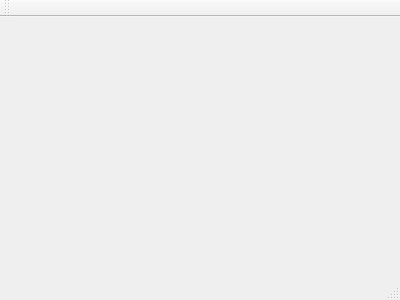
The window that CircuitoTP/mainwindow.ui (ezequiel098/Circuito) describes before a commit, drawn with Qt 5.
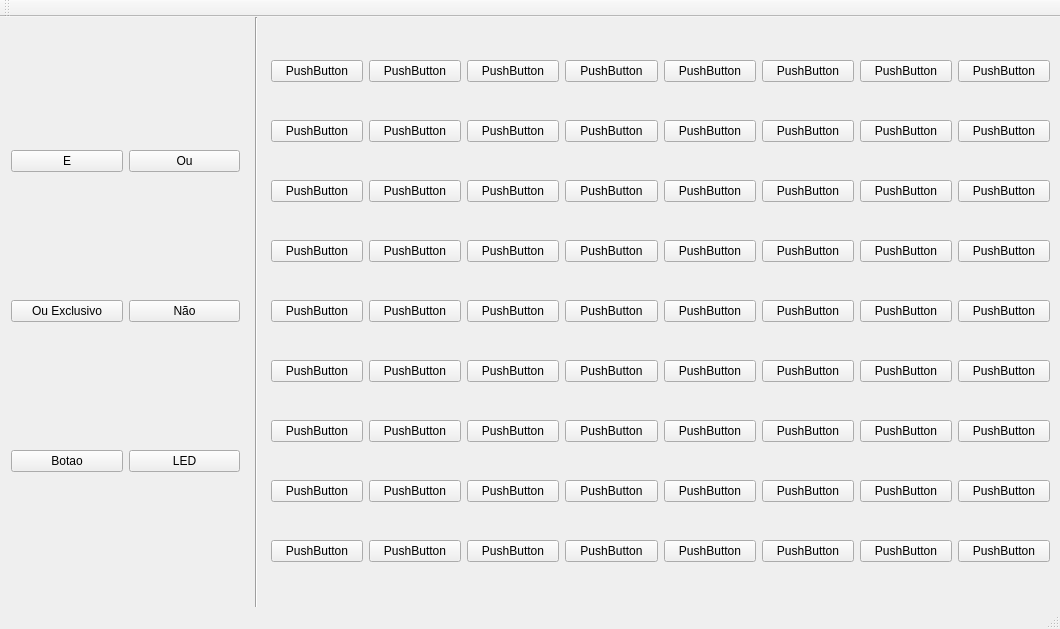
The same window after the commit.

What changed in the file:
```diff
--- a/CircuitoTP/mainwindow.ui
+++ b/CircuitoTP/mainwindow.ui
@@ -6,14 +6,605 @@
    <rect>
     <x>0</x>
     <y>0</y>
-    <width>400</width>
-    <height>300</height>
+    <width>1060</width>
+    <height>629</height>
    </rect>
   </property>
   <property name="windowTitle">
    <string>MainWindow</string>
   </property>
-  <widget class="QWidget" name="centralWidget"/>
+  <widget class="QWidget" name="centralWidget">
+   <widget class="QWidget" name="horizontalLayoutWidget">
+    <property name="geometry">
+     <rect>
+      <x>0</x>
+      <y>0</y>
+      <width>251</width>
+      <height>591</height>
+     </rect>
+    </property>
+    <layout class="QHBoxLayout" name="horizontalLayout">
+     <item>
+      <layout class="QGridLayout" name="gridLayout">
+       <item row="1" column="0">
+        <widget class="QPushButton" name="ouExclusiv_Botao">
+         <property name="text">
+          <string>Ou Exclusivo</string>
+         </property>
+        </widget>
+       </item>
+       <item row="0" column="0">
+        <widget class="QPushButton" name="e_botao">
+         <property name="text">
+          <string>E</string>
+         </property>
+        </widget>
+       </item>
+       <item row="2" column="0">
+        <widget class="QPushButton" name="botao_botao">
+         <property name="text">
+          <string>Botao</string>
+         </property>
+        </widget>
+       </item>
+       <item row="1" column="1">
+        <widget class="QPushButton" name="nao_botao">
+         <property name="text">
+          <string>Não</string>
+         </property>
+        </widget>
+       </item>
+       <item row="0" column="1">
+        <widget class="QPushButton" name="ou_botao">
+         <property name="text">
+          <string>Ou</string>
+         </property>
+        </widget>
+       </item>
+       <item row="2" column="1">
+        <widget class="QPushButton" name="LED_botao">
+         <property name="text">
+          <string>LED</string>
+         </property>
+        </widget>
+       </item>
+      </layout>
+     </item>
+    </layout>
+   </widget>
+   <widget class="QWidget" name="gridLayoutWidget_2">
+    <property name="geometry">
+     <rect>
+      <x>260</x>
+      <y>0</y>
+      <width>801</width>
+      <height>591</height>
+     </rect>
+    </property>
+    <layout class="QGridLayout" name="gridLayout_2">
+     <item row="4" column="7">
+      <widget class="QPushButton" name="pushButton_57">
+       <property name="text">
+        <string>PushButton</string>
+       </property>
+      </widget>
+     </item>
+     <item row="8" column="4">
+      <widget class="QPushButton" name="pushButton_19">
+       <property name="text">
+        <string>PushButton</string>
+       </property>
+      </widget>
+     </item>
+     <item row="8" column="6">
+      <widget class="QPushButton" name="pushButton_21">
+       <property name="text">
+        <string>PushButton</string>
+       </property>
+      </widget>
+     </item>
+     <item row="7" column="4">
+      <widget class="QPushButton" name="pushButton_75">
+       <property name="text">
+        <string>PushButton</string>
+       </property>
+      </widget>
+     </item>
+     <item row="8" column="7">
+      <widget class="QPushButton" name="pushButton_22">
+       <property name="text">
+        <string>PushButton</string>
+       </property>
+      </widget>
+     </item>
+     <item row="0" column="0">
+      <widget class="QPushButton" name="pushButton_7">
+       <property name="cursor">
+        <cursorShape>PointingHandCursor</cursorShape>
+       </property>
+       <property name="text">
+        <string>PushButton</string>
+       </property>
+      </widget>
+     </item>
+     <item row="6" column="5">
+      <widget class="QPushButton" name="pushButton_69">
+       <property name="text">
+        <string>PushButton</string>
+       </property>
+      </widget>
+     </item>
+     <item row="8" column="3">
+      <widget class="QPushButton" name="pushButton_18">
+       <property name="text">
+        <string>PushButton</string>
+       </property>
+      </widget>
+     </item>
+     <item row="1" column="0">
+      <widget class="QPushButton" name="pushButton_8">
+       <property name="text">
+        <string>PushButton</string>
+       </property>
+      </widget>
+     </item>
+     <item row="2" column="4">
+      <widget class="QPushButton" name="pushButton_40">
+       <property name="text">
+        <string>PushButton</string>
+       </property>
+      </widget>
+     </item>
+     <item row="3" column="5">
+      <widget class="QPushButton" name="pushButton_48">
+       <property name="text">
+        <string>PushButton</string>
+       </property>
+      </widget>
+     </item>
+     <item row="5" column="7">
+      <widget class="QPushButton" name="pushButton_64">
+       <property name="text">
+        <string>PushButton</string>
+       </property>
+      </widget>
+     </item>
+     <item row="5" column="5">
+      <widget class="QPushButton" name="pushButton_62">
+       <property name="text">
+        <string>PushButton</string>
+       </property>
+      </widget>
+     </item>
+     <item row="4" column="2">
+      <widget class="QPushButton" name="pushButton_52">
+       <property name="text">
+        <string>PushButton</string>
+       </property>
+      </widget>
+     </item>
+     <item row="7" column="5">
+      <widget class="QPushButton" name="pushButton_76">
+       <property name="text">
+        <string>PushButton</string>
+       </property>
+      </widget>
+     </item>
+     <item row="8" column="5">
+      <widget class="QPushButton" name="pushButton_20">
+       <property name="text">
+        <string>PushButton</string>
+       </property>
+      </widget>
+     </item>
+     <item row="6" column="6">
+      <widget class="QPushButton" name="pushButton_70">
+       <property name="text">
+        <string>PushButton</string>
+       </property>
+      </widget>
+     </item>
+     <item row="0" column="1">
+      <widget class="QPushButton" name="pushButton_23">
+       <property name="text">
+        <string>PushButton</string>
+       </property>
+      </widget>
+     </item>
+     <item row="0" column="3">
+      <widget class="QPushButton" name="pushButton_25">
+       <property name="text">
+        <string>PushButton</string>
+       </property>
+      </widget>
+     </item>
+     <item row="0" column="6">
+      <widget class="QPushButton" name="pushButton_28">
+       <property name="text">
+        <string>PushButton</string>
+       </property>
+      </widget>
+     </item>
+     <item row="1" column="1">
+      <widget class="QPushButton" name="pushButton_30">
+       <property name="text">
+        <string>PushButton</string>
+       </property>
+      </widget>
+     </item>
+     <item row="0" column="4">
+      <widget class="QPushButton" name="pushButton_26">
+       <property name="text">
+        <string>PushButton</string>
+       </property>
+      </widget>
+     </item>
+     <item row="0" column="2">
+      <widget class="QPushButton" name="pushButton_24">
+       <property name="text">
+        <string>PushButton</string>
+       </property>
+      </widget>
+     </item>
+     <item row="0" column="7">
+      <widget class="QPushButton" name="pushButton_29">
+       <property name="text">
+        <string>PushButton</string>
+       </property>
+      </widget>
+     </item>
+     <item row="3" column="3">
+      <widget class="QPushButton" name="pushButton_46">
+       <property name="text">
+        <string>PushButton</string>
+       </property>
+      </widget>
+     </item>
+     <item row="2" column="0">
+      <widget class="QPushButton" name="pushButton_9">
+       <property name="text">
+        <string>PushButton</string>
+       </property>
+      </widget>
+     </item>
+     <item row="3" column="0">
+      <widget class="QPushButton" name="pushButton_10">
+       <property name="text">
+        <string>PushButton</string>
+       </property>
+      </widget>
+     </item>
+     <item row="4" column="0">
+      <widget class="QPushButton" name="pushButton_11">
+       <property name="text">
+        <string>PushButton</string>
+       </property>
+      </widget>
+     </item>
+     <item row="5" column="0">
+      <widget class="QPushButton" name="pushButton_12">
+       <property name="text">
+        <string>PushButton</string>
+       </property>
+      </widget>
+     </item>
+     <item row="6" column="0">
+      <widget class="QPushButton" name="pushButton_13">
+       <property name="text">
+        <string>PushButton</string>
+       </property>
+      </widget>
+     </item>
+     <item row="6" column="7">
+      <widget class="QPushButton" name="pushButton_71">
+       <property name="text">
+        <string>PushButton</string>
+       </property>
+      </widget>
+     </item>
+     <item row="7" column="0">
+      <widget class="QPushButton" name="pushButton_14">
+       <property name="text">
+        <string>PushButton</string>
+       </property>
+      </widget>
+     </item>
+     <item row="8" column="0">
+      <widget class="QPushButton" name="pushButton_15">
+       <property name="text">
+        <string>PushButton</string>
+       </property>
+      </widget>
+     </item>
+     <item row="8" column="1">
+      <widget class="QPushButton" name="pushButton_16">
+       <property name="text">
+        <string>PushButton</string>
+       </property>
+      </widget>
+     </item>
+     <item row="8" column="2">
+      <widget class="QPushButton" name="pushButton_17">
+       <property name="text">
+        <string>PushButton</string>
+       </property>
+      </widget>
+     </item>
+     <item row="2" column="5">
+      <widget class="QPushButton" name="pushButton_41">
+       <property name="text">
+        <string>PushButton</string>
+       </property>
+      </widget>
+     </item>
+     <item row="3" column="2">
+      <widget class="QPushButton" name="pushButton_45">
+       <property name="text">
+        <string>PushButton</string>
+       </property>
+      </widget>
+     </item>
+     <item row="2" column="7">
+      <widget class="QPushButton" name="pushButton_43">
+       <property name="text">
+        <string>PushButton</string>
+       </property>
+      </widget>
+     </item>
+     <item row="4" column="1">
+      <widget class="QPushButton" name="pushButton_51">
+       <property name="text">
+        <string>PushButton</string>
+       </property>
+      </widget>
+     </item>
+     <item row="5" column="1">
+      <widget class="QPushButton" name="pushButton_58">
+       <property name="text">
+        <string>PushButton</string>
+       </property>
+      </widget>
+     </item>
+     <item row="5" column="6">
+      <widget class="QPushButton" name="pushButton_63">
+       <property name="text">
+        <string>PushButton</string>
+       </property>
+      </widget>
+     </item>
+     <item row="7" column="6">
+      <widget class="QPushButton" name="pushButton_77">
+       <property name="text">
+        <string>PushButton</string>
+       </property>
+      </widget>
+     </item>
+     <item row="0" column="5">
+      <widget class="QPushButton" name="pushButton_27">
+       <property name="text">
+        <string>PushButton</string>
+       </property>
+      </widget>
+     </item>
+     <item row="1" column="2">
+      <widget class="QPushButton" name="pushButton_31">
+       <property name="text">
+        <string>PushButton</string>
+       </property>
+      </widget>
+     </item>
+     <item row="1" column="3">
+      <widget class="QPushButton" name="pushButton_32">
+       <property name="text">
+        <string>PushButton</string>
+       </property>
+      </widget>
+     </item>
+     <item row="1" column="4">
+      <widget class="QPushButton" name="pushButton_33">
+       <property name="text">
+        <string>PushButton</string>
+       </property>
+      </widget>
+     </item>
+     <item row="2" column="2">
+      <widget class="QPushButton" name="pushButton_38">
+       <property name="text">
+        <string>PushButton</string>
+       </property>
+      </widget>
+     </item>
+     <item row="1" column="5">
+      <widget class="QPushButton" name="pushButton_34">
+       <property name="text">
+        <string>PushButton</string>
+       </property>
+      </widget>
+     </item>
+     <item row="1" column="6">
+      <widget class="QPushButton" name="pushButton_35">
+       <property name="text">
+        <string>PushButton</string>
+       </property>
+      </widget>
+     </item>
+     <item row="2" column="3">
+      <widget class="QPushButton" name="pushButton_39">
+       <property name="text">
+        <string>PushButton</string>
+       </property>
+      </widget>
+     </item>
+     <item row="2" column="6">
+      <widget class="QPushButton" name="pushButton_42">
+       <property name="text">
+        <string>PushButton</string>
+       </property>
+      </widget>
+     </item>
+     <item row="1" column="7">
+      <widget class="QPushButton" name="pushButton_36">
+       <property name="text">
+        <string>PushButton</string>
+       </property>
+      </widget>
+     </item>
+     <item row="2" column="1">
+      <widget class="QPushButton" name="pushButton_37">
+       <property name="text">
+        <string>PushButton</string>
+       </property>
+      </widget>
+     </item>
+     <item row="4" column="5">
+      <widget class="QPushButton" name="pushButton_55">
+       <property name="text">
+        <string>PushButton</string>
+       </property>
+      </widget>
+     </item>
+     <item row="3" column="4">
+      <widget class="QPushButton" name="pushButton_47">
+       <property name="text">
+        <string>PushButton</string>
+       </property>
+      </widget>
+     </item>
+     <item row="3" column="1">
+      <widget class="QPushButton" name="pushButton_44">
+       <property name="text">
+        <string>PushButton</string>
+       </property>
+      </widget>
+     </item>
+     <item row="3" column="6">
+      <widget class="QPushButton" name="pushButton_49">
+       <property name="text">
+        <string>PushButton</string>
+       </property>
+      </widget>
+     </item>
+     <item row="3" column="7">
+      <widget class="QPushButton" name="pushButton_50">
+       <property name="text">
+        <string>PushButton</string>
+       </property>
+      </widget>
+     </item>
+     <item row="4" column="6">
+      <widget class="QPushButton" name="pushButton_56">
+       <property name="text">
+        <string>PushButton</string>
+       </property>
+      </widget>
+     </item>
+     <item row="4" column="4">
+      <widget class="QPushButton" name="pushButton_54">
+       <property name="text">
+        <string>PushButton</string>
+       </property>
+      </widget>
+     </item>
+     <item row="4" column="3">
+      <widget class="QPushButton" name="pushButton_53">
+       <property name="text">
+        <string>PushButton</string>
+       </property>
+      </widget>
+     </item>
+     <item row="5" column="2">
+      <widget class="QPushButton" name="pushButton_59">
+       <property name="text">
+        <string>PushButton</string>
+       </property>
+      </widget>
+     </item>
+     <item row="5" column="3">
+      <widget class="QPushButton" name="pushButton_60">
+       <property name="text">
+        <string>PushButton</string>
+       </property>
+      </widget>
+     </item>
+     <item row="6" column="4">
+      <widget class="QPushButton" name="pushButton_68">
+       <property name="text">
+        <string>PushButton</string>
+       </property>
+      </widget>
+     </item>
+     <item row="6" column="1">
+      <widget class="QPushButton" name="pushButton_65">
+       <property name="text">
+        <string>PushButton</string>
+       </property>
+      </widget>
+     </item>
+     <item row="5" column="4">
+      <widget class="QPushButton" name="pushButton_61">
+       <property name="text">
+        <string>PushButton</string>
+       </property>
+      </widget>
+     </item>
+     <item row="6" column="2">
+      <widget class="QPushButton" name="pushButton_66">
+       <property name="text">
+        <string>PushButton</string>
+       </property>
+      </widget>
+     </item>
+     <item row="6" column="3">
+      <widget class="QPushButton" name="pushButton_67">
+       <property name="text">
+        <string>PushButton</string>
+       </property>
+      </widget>
+     </item>
+     <item row="7" column="3">
+      <widget class="QPushButton" name="pushButton_74">
+       <property name="text">
+        <string>PushButton</string>
+       </property>
+      </widget>
+     </item>
+     <item row="7" column="2">
+      <widget class="QPushButton" name="pushButton_73">
+       <property name="text">
+        <string>PushButton</string>
+       </property>
+      </widget>
+     </item>
+     <item row="7" column="1">
+      <widget class="QPushButton" name="pushButton_72">
+       <property name="text">
+        <string>PushButton</string>
+       </property>
+      </widget>
+     </item>
+     <item row="7" column="7">
+      <widget class="QPushButton" name="pushButton_78">
+       <property name="text">
+        <string>PushButton</string>
+       </property>
+      </widget>
+     </item>
+    </layout>
+   </widget>
+   <widget class="Line" name="line">
+    <property name="geometry">
+     <rect>
+      <x>246</x>
+      <y>0</y>
+      <width>20</width>
+      <height>591</height>
+     </rect>
+    </property>
+    <property name="orientation">
+     <enum>Qt::Vertical</enum>
+    </property>
+   </widget>
+  </widget>
   <widget class="QMenuBar" name="menuBar">
    <property name="geometry">
     <rect>
```
Left out of the diff: 2 changed lines with no effect on the pictures.
